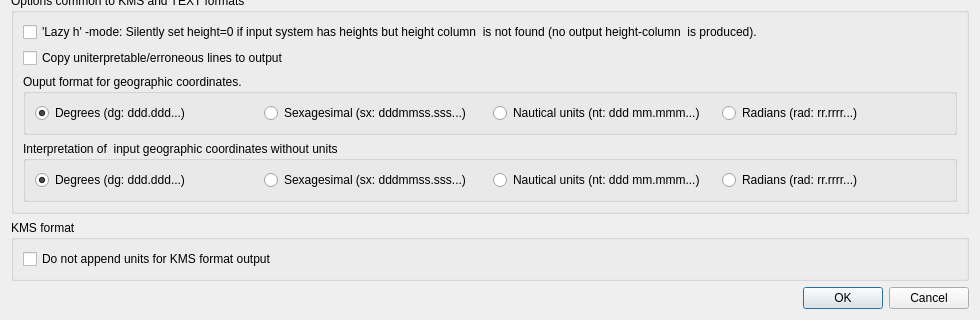
Above: UI/Dialog_settings_f2f.ui from MartinHvidberg/kmstrans_fra_SDFE_SEQ200131 before the change; both pictures show x 0 to 980 and y 401 to 721 of the 980 by 721 pixel window. Below: the same form after it.
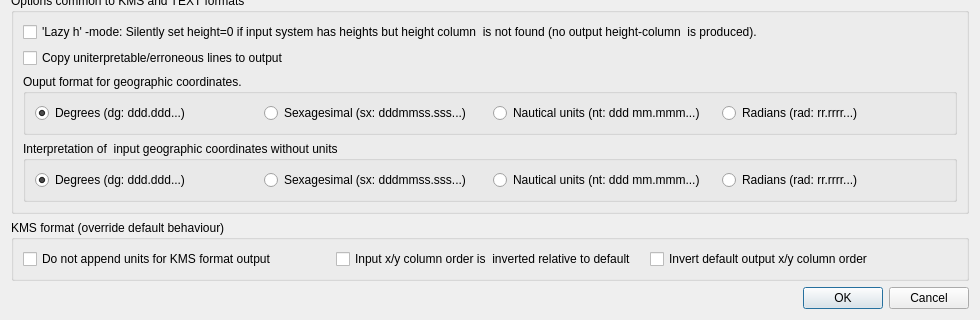
That is the form after the change.

Patch:
```diff
--- a/UI/Dialog_settings_f2f.ui
+++ b/UI/Dialog_settings_f2f.ui
@@ -451,9 +451,9 @@
    <item>
     <widget class="QGroupBox" name="groupBox_5">
      <property name="title">
-      <string>KMS format</string>
+      <string>KMS format (override default behaviour)</string>
      </property>
-     <layout class="QVBoxLayout" name="verticalLayout_4">
+     <layout class="QHBoxLayout" name="horizontalLayout_7">
       <item>
        <widget class="QCheckBox" name="chb_kms_no_units">
         <property name="text">
@@ -461,6 +461,20 @@
         </property>
        </widget>
       </item>
+      <item>
+       <widget class="QCheckBox" name="chb_kms_flip_input">
+        <property name="text">
+         <string>Input x/y column order is  inverted relative to default</string>
+        </property>
+       </widget>
+      </item>
+      <item>
+       <widget class="QCheckBox" name="chb_kms_flip_output">
+        <property name="text">
+         <string>Invert default output x/y column order</string>
+        </property>
+       </widget>
+      </item>
      </layout>
     </widget>
    </item>
```
